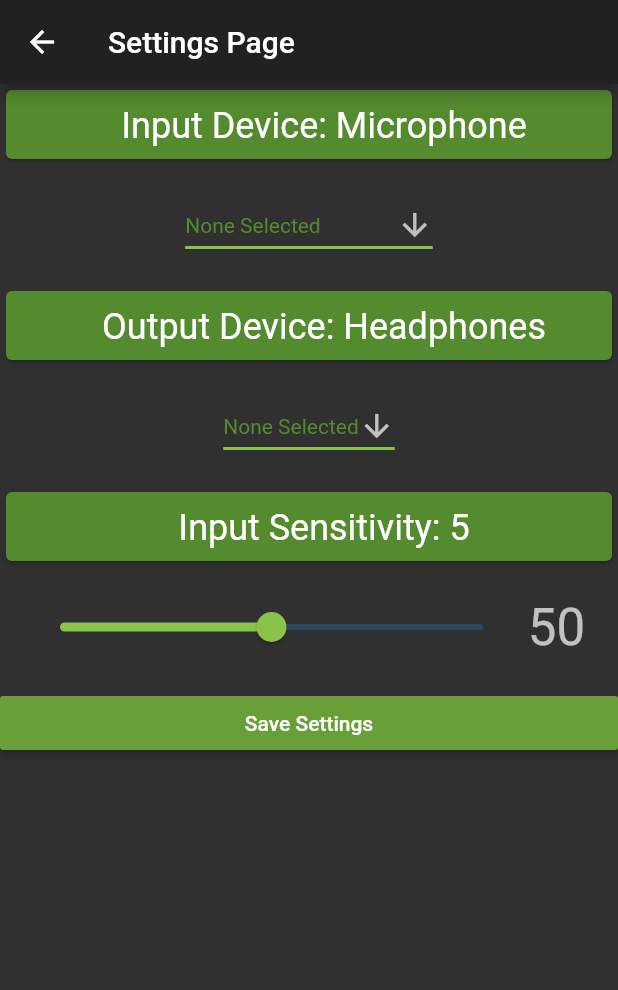
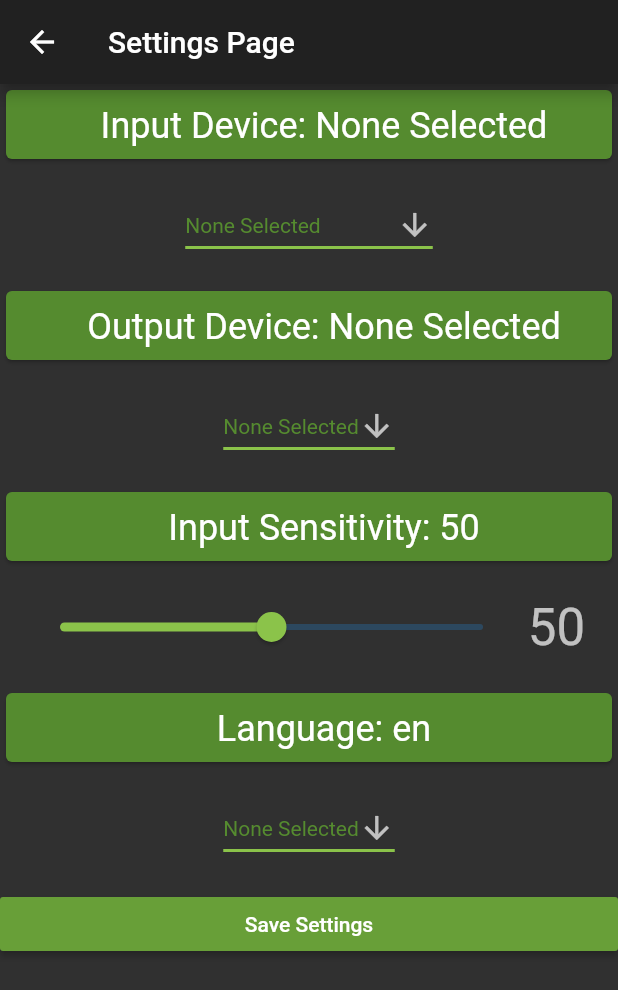
Before and after one commit to VertexChat/vertex, a Flutter app: the screen it shows after launch, after a tap on the "build" icon, on a phone screen of 412 x 824 dp. Shown: the top 990 px of the screen. Run offline on Flutter 3.47's test engine with Material 2 defaults, Android fonts, the phone set to English and light mode, and no system bars.

Commit message:
Internationalization
Trying to implement a language change option

```diff
--- a/ui/lib/main.dart
+++ b/ui/lib/main.dart
@@ -1,8 +1,8 @@
 import 'package:flutter/material.dart';
-import 'package:vertex_ui/src/pages/settings/constants.dart';
 import 'package:vertex_ui/src/pages/settings/settings_page.dart';
 import 'package:vertex_ui/src/pages/settings/audio_settings_model.dart';
-import 'package:vertex_ui/src/pages/settings/audio_settings_card.dart';
+
+import 'package:flutter_localizations/flutter_localizations.dart';
 
 /// Call to run App Root (App starts here)
 void main() => runApp(UI()); // Vertex_UI -> App root call to
@@ -18,6 +18,17 @@ class UI extends StatelessWidget {
       title: 'Vertex',
       theme: ThemeData(brightness: Brightness.dark),
       home: VertexHomePage(title: 'Welcome Home'), // TODO: ${username}
+
+      // Accessibility Code -- Languages
+      localizationsDelegates: [
+        GlobalMaterialLocalizations.delegate,
+        GlobalWidgetsLocalizations.delegate,
+      ],
+      supportedLocales: [
+        const Locale('en'), // English
+        const Locale('he'), // Hebrew
+        const Locale.fromSubtags(languageCode: 'zh'), // Chinese *See Advanced Locales below*
+      ],
     );
   }
 }
@@ -51,7 +62,7 @@ class _VertexHomePageState extends State<VertexHomePage> {
           IconButton(
             icon: Icon(Icons.build),
             onPressed: _showSettingsPage,
-          )
+          ),
         ],
       ),
       body: Container(
--- a/ui/lib/src/pages/settings/settings_card.dart
+++ b/ui/lib/src/pages/settings/settings_card.dart
@@ -42,7 +42,7 @@ class _SettingsCardState extends State<SettingsCard> {
               crossAxisAlignment: CrossAxisAlignment.start,
               mainAxisAlignment: MainAxisAlignment.spaceEvenly,
               children: <Widget>[
-                Text("Input Device: " + widget.settings.inputDevice,
+                Text("Input Device: " + _inputDeviceValue,
                     style: Theme.of(context).textTheme.headline),
               ],
             ),
@@ -79,6 +79,7 @@ class _SettingsCardState extends State<SettingsCard> {
                     onChanged: (String newOutputDeviceValue) {
                       setState(() {
                         _inputDeviceValue = newOutputDeviceValue;
+                        widget.settings.inputDevice = _inputDeviceValue;
                       });
                     },
                     // TODO: Look at getting audio options here
@@ -117,7 +118,7 @@ class _SettingsCardState extends State<SettingsCard> {
               crossAxisAlignment: CrossAxisAlignment.start,
               mainAxisAlignment: MainAxisAlignment.spaceEvenly,
               children: <Widget>[
-                Text("Output Device: " + widget.settings.outputDevice,
+                Text("Output Device: " + _outputDeviceValue,
                     style: Theme.of(context).textTheme.headline),
               ],
             ),
@@ -152,6 +153,7 @@ class _SettingsCardState extends State<SettingsCard> {
                     onChanged: (String newOutputDeviceValue) {
                       setState(() {
                         _outputDeviceValue = newOutputDeviceValue;
+                        widget.settings.outputDevice = _outputDeviceValue;
                       });
                     },
                     // TODO: Look at getting audio options here
@@ -186,7 +188,7 @@ class _SettingsCardState extends State<SettingsCard> {
               children: <Widget>[
                 Text(
                     "Input Sensitivity: " +
-                        widget.settings.inputSensitivity.toString(),
+                        _inputSensitivityValue.floor().toString(),
                     style: Theme.of(context).textTheme.headline),
               ],
             ),
@@ -215,6 +217,8 @@ class _SettingsCardState extends State<SettingsCard> {
                     onChanged: (newInputSensitivity) {
                       setState(
                           () => _inputSensitivityValue = newInputSensitivity);
+                      widget.settings.inputSensitivity =
+                          _inputSensitivityValue.toDouble();
                     },
                     value: _inputSensitivityValue,
                   ),
@@ -247,13 +251,87 @@ class _SettingsCardState extends State<SettingsCard> {
     setState(() {
       widget.settings.inputDevice = _inputDeviceValue;
       widget.settings.outputDevice = _outputDeviceValue;
-      widget.settings.inputSensitivity = _inputSensitivityValue.toInt();
+      widget.settings.inputSensitivity = _inputSensitivityValue.toDouble();
     });
 
     print('inputDevice: ' + widget.settings.inputDevice);
     print('outputDevice: ' + widget.settings.inputDevice);
     print('inputSensitivity: ' + widget.settings.inputSensitivity.toString());
   }
+
+  /// Language Text
+  ///
+  ///
+  Widget get displayLanguageText {
+    Locale myLocale = Localizations.localeOf(context);
+    return Container(
+      child: Card(
+          color: Colors.lightGreen[800],
+          child: Padding(
+            padding: const EdgeInsets.only(
+              top: 10.0,
+              bottom: 8.0,
+              left: 20.0,
+            ),
+            child: Row(
+              crossAxisAlignment: CrossAxisAlignment.start,
+              mainAxisAlignment: MainAxisAlignment.spaceEvenly,
+              children: <Widget>[
+                Text("Language: " + myLocale.toString(),
+                    style: Theme.of(context).textTheme.headline),
+              ],
+            ),
+          )),
+    );
+  }
+
+  /// Output Device Drop box
+  Widget get displayLanguageDropBox {
+    Locale myLocale = Localizations.localeOf(context);
+    return Column(
+      children: <Widget>[
+        Container(
+            padding: EdgeInsets.symmetric(
+              vertical: 16.0,
+              horizontal: 16.0,
+            ),
+            child: Row(
+              mainAxisAlignment: MainAxisAlignment.spaceEvenly,
+              children: <Widget>[
+                Flexible(
+                  flex: 1,
+                  child: DropdownButton<String>(
+                    value: _outputDeviceValue,
+                    icon: Icon(Icons.arrow_downward),
+                    iconSize: 24,
+                    elevation: 16,
+                    style: TextStyle(color: Colors.lightGreen[800]),
+                    underline: Container(
+                      height: 2,
+                      color: Colors.lightGreen,
+                    ),
+                    onChanged: (String newLocale) {
+                      setState(() {
+                        Locale locale = newLocale as Locale;
+                      });
+                    },
+                    // TODO: Look at getting audio options here
+                    items: <String>['None Selected','en', 'he']
+                        .map((String value) {
+                      return new DropdownMenuItem<String>(
+                        value: value,
+                        child: new Text(value),
+                      );
+                    }).toList(),
+                  ),
+                ),
+              ],
+            )),
+      ],
+    );
+  }
+
+
 
   @override
   Widget build(BuildContext context) {
@@ -269,6 +347,8 @@ class _SettingsCardState extends State<SettingsCard> {
           displayOutputDeviceDropBox,
           displayInputSensitivityText,
           displayInputSensitivitySlider,
+          displayLanguageText,
+          displayLanguageDropBox,
           updateSettingsButton,
         ],
       ),
--- a/ui/lib/src/pages/settings/settings_model.dart
+++ b/ui/lib/src/pages/settings/settings_model.dart
@@ -5,7 +5,7 @@ class Settings {
   // Audio Settings
   String inputDevice;
   String outputDevice;
-  int inputSensitivity; // Start with 5, modify later
+  double inputSensitivity;
 
   // 3 Param Constructor
   Settings(this.inputDevice, this.outputDevice, this.inputSensitivity);
--- a/ui/lib/src/pages/settings/settings_page.dart
+++ b/ui/lib/src/pages/settings/settings_page.dart
@@ -17,8 +17,7 @@ class SettingsPage extends StatefulWidget {
 
 class _SettingsPageState extends State<SettingsPage> {
   List<Settings> initialSettings = []
-  ..add(Settings('Microphone', 'Speakers', 10))
-  ..add(Settings('Microphone', 'Headphones', 5));
+  ..add(Settings('None Selected', 'None Selected', 5));
 
 
   @override
@@ -28,7 +27,7 @@ class _SettingsPageState extends State<SettingsPage> {
           title: Text(widget.title),
         ),
         body: Center(
-          child: SettingsCard(initialSettings[1]),
+          child: SettingsCard(initialSettings[0]),
         ));
   }
 }
--- a/ui/pubspec.yaml
+++ b/ui/pubspec.yaml
@@ -1,5 +1,5 @@
 name: vertex_ui
-description: A new Flutter project.
+description: A Client to Client chat application.
 
 # The following defines the version and build number for your application.
 # A version number is three numbers separated by dots, like 1.2.43
@@ -18,6 +18,8 @@ environment:
 
 dependencies:
   flutter:
+    sdk: flutter
+  flutter_localizations:
     sdk: flutter
 
   # The following adds the Cupertino Icons font to your application.
```
Also changed, not shown: ui/pubspec.lock.
